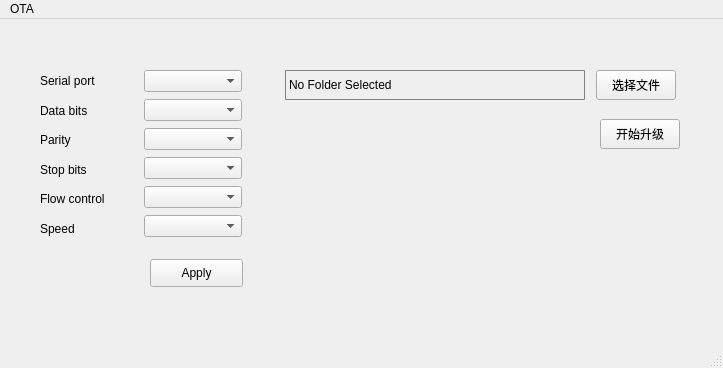
Before: the Qt Designer form mainwindow.ui in TracyChrysler/qt_OTA, drawn with Qt 5.
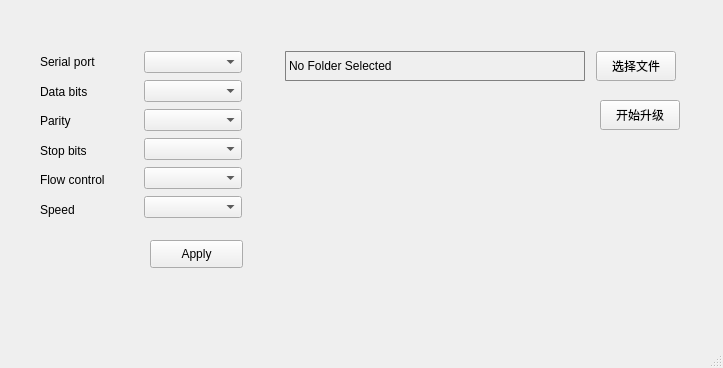
After: the same form once the commit is applied.

Patch:
```diff
--- a/mainwindow.ui
+++ b/mainwindow.ui
@@ -198,12 +198,6 @@
      <height>26</height>
     </rect>
    </property>
-   <widget class="QMenu" name="menuOTA">
-    <property name="title">
-     <string>OTA</string>
-    </property>
-   </widget>
-   <addaction name="menuOTA"/>
   </widget>
   <widget class="QStatusBar" name="statusbar"/>
  </widget>
```
Left out of the diff: 2 changed lines with no effect on the pictures.
